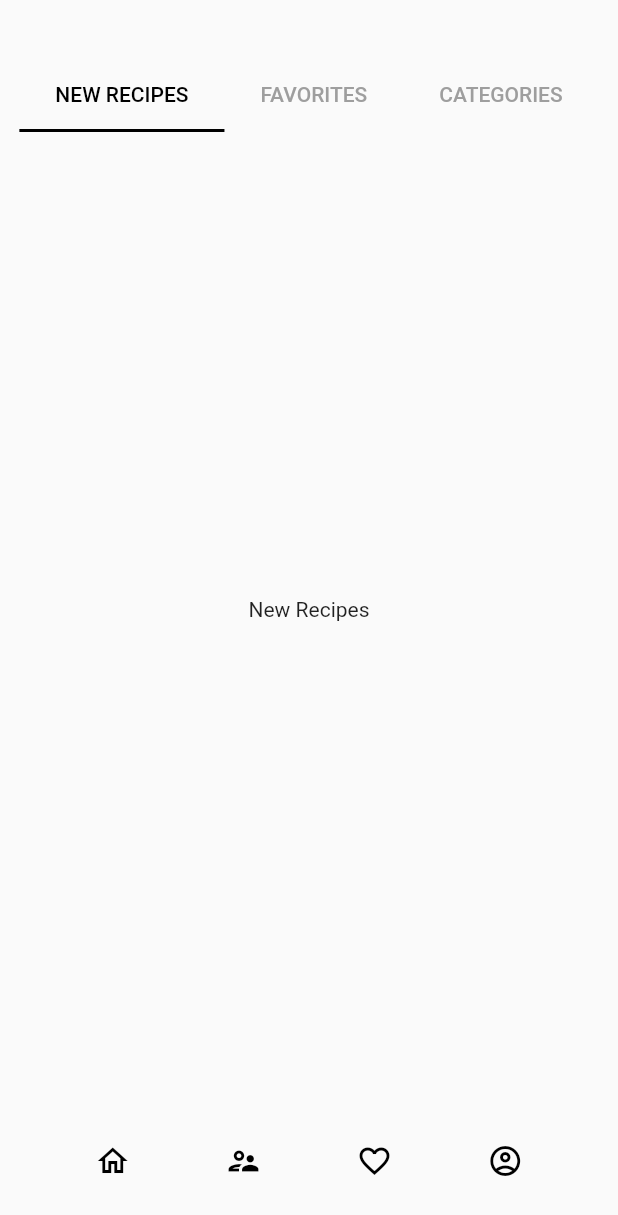
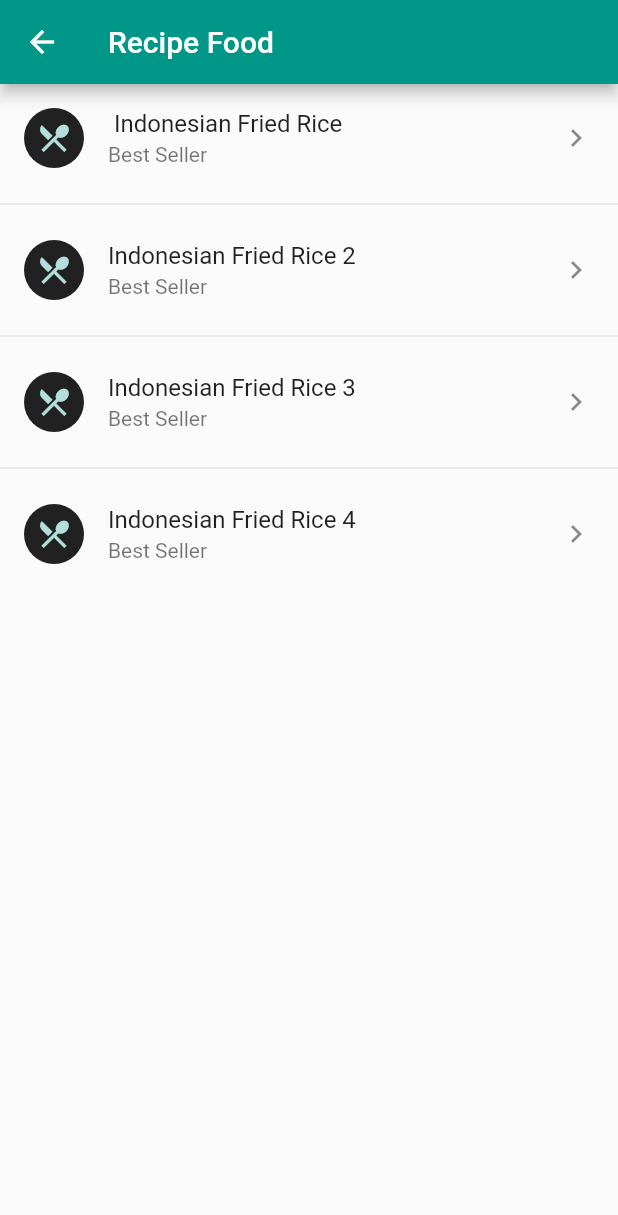
Before and after one commit to abill28/kitchen_apps, a Flutter app: the HomePage screen opened directly, on a phone screen of 412 x 824 dp. Shown: the top 1215 px of the screen. Run offline on Flutter 3.47's test engine with Material 2 defaults, Android fonts, the phone set to English and light mode, and no system bars.

Commit message:
new commit

```diff
--- a/lib/home.dart
+++ b/lib/home.dart
@@ -1,82 +1,56 @@
 import 'package:flutter/material.dart';
 
-class HomePage extends StatefulWidget {
+class HomePage extends StatefulWidget{
   @override
   State<HomePage> createState() => _HomePageState();
 }
 
 class _HomePageState extends State<HomePage> {
+  List androidVers = [
+    {
+      "name": " Indonesian Fried Rice",
+      "desc": "Best Seller"
+    },
+     {
+      "name": "Indonesian Fried Rice 2",
+      "desc": "Best Seller"
+    },
+     {
+      "name": "Indonesian Fried Rice 3",
+      "desc": "Best Seller"
+    },
+     {
+      "name": "Indonesian Fried Rice 4",
+      "desc": "Best Seller"
+    }
+  ];
+
   @override
   Widget build(BuildContext context) {
     return Scaffold(
-      bottomNavigationBar: Container(
-        height: 100,
-        // color: Colors.black,
-        child: Row(
-          mainAxisAlignment: MainAxisAlignment.spaceEvenly,
-          children: [
-            Icon(
-              Icons.home_outlined,
-              color: Colors.black,
-            ),
-             Icon(
-              Icons.supervisor_account_outlined,
-              color: Colors.black,
-            ),
-             Icon(
-              Icons.favorite_border_outlined,
-              color: Colors.black,
-            ),
-             Icon(
-              Icons.account_circle_outlined,
-              color: Colors.black,
-            )
-          ],
-        ),
+      appBar: AppBar(
+        title: Text("Recipe Food") ,
       ),
-      body: SafeArea(
-          child: DefaultTabController(
-        length: 3,
-        initialIndex: 0,
-        child: Column(
-          children: [
-            SizedBox(
-              height: 40,
-            ),
-            TabBar(
-              isScrollable: true,
-              tabs: [
-                Tab(
-                  text: 'New Recipes'.toUpperCase(),
-                ),
-                Tab(
-                  text: 'Favorites'.toUpperCase(),
-                ),
-                Tab(
-                  text: 'Categories'.toUpperCase(),
-                )
-              ],
-              labelColor: Colors.black,
-              indicatorColor: Colors.black,
-              unselectedLabelColor: Colors.grey,
-              labelPadding: EdgeInsets.symmetric(horizontal: 24),
-            ),
-            Expanded(
-              child: TabBarView(children: [
-                Container(
-                  child: Center(child: Text("New Recipes")),
-                ),
-                Container(
-                  child: Center(child: Text("Favorites")),
-                ),
-                Container(
-                  child: Center(child: Text("Categories")),
-                )
-              ]),
-            )
-          ],
-        ),
-      )),
+      body: ListView.separated(
+        itemCount: androidVers.length,
+        itemBuilder: (context, index) {
+          return dataList(androidVers[index]["name"],androidVers[index]["desc"]);
+        },
+        separatorBuilder: (context, index){
+          return Divider();
+        }
+      )
     );
   }
 }
+Widget dataList(String textData, String descData){
+  return ListTile(
+   leading: CircleAvatar(
+     backgroundColor: Colors.black87,
+     child: Icon(Icons.restaurant_menu_outlined),
+   ),
+   title: Text(textData),
+   subtitle: Text(descData),
+   trailing: Icon(Icons.keyboard_arrow_right),
+  );
+}
--- a/lib/main.dart
+++ b/lib/main.dart
@@ -1,8 +1,10 @@
 import 'package:flutter/material.dart';
+import 'package:kitchen_app/detailFood_page.dart';
 import 'package:kitchen_app/forgotPassword_page.dart';
 import 'package:kitchen_app/home.dart';
 import 'package:kitchen_app/register_page.dart';
 import 'login_page.dart';
+import 'package:kitchen_app/splashScreen.dart';
 
 void main() {
   runApp(const MyApp());
@@ -29,7 +31,7 @@ class MyApp extends StatelessWidget {
         // is not restarted.
         primarySwatch: Colors.teal,
       ),
-      home: HomePage(),
+      home: DetailFoodPage(),
     );
   }
 }
--- a/lib/register_page.dart
+++ b/lib/register_page.dart
@@ -1,4 +1,5 @@
 import 'package:flutter/material.dart';
+import 'package:kitchen_app/home.dart';
 
 class RegisterPage extends StatefulWidget {
   @override
@@ -119,6 +120,8 @@ class _RegisterPageState extends State<RegisterPage> {
                     style: TextStyle(
                         color: Colors.teal, fontWeight: FontWeight.bold),
                   ),
+
+
                 ],
               )
             ],
```
Also changed, not shown: lib/detailFood_page.dart (added, +139 -0 lines), lib/login_page.dart (+12 -13 lines), lib/splashScreen.dart (added, +60 -0 lines), assets/images/nasigoreng.png (added).
